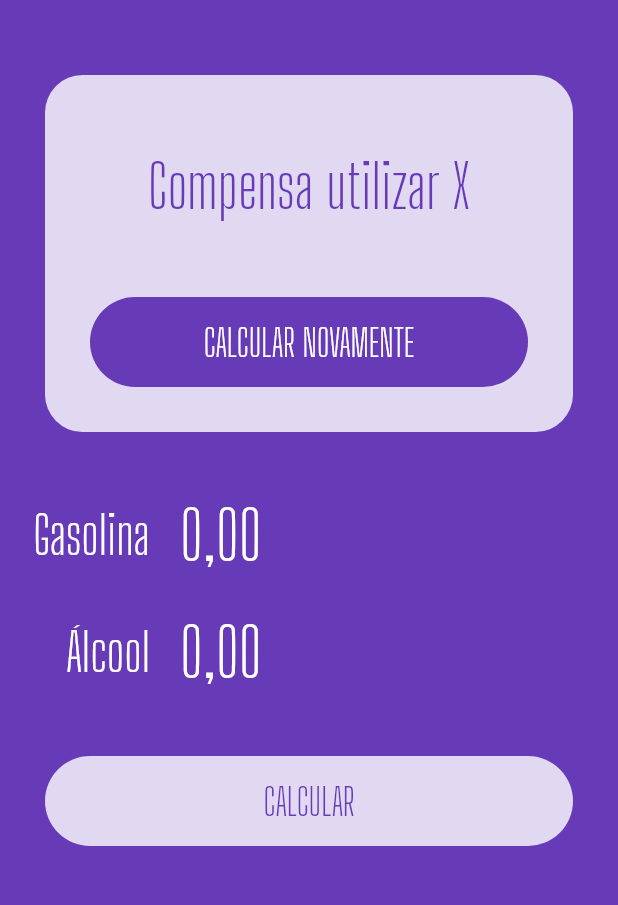
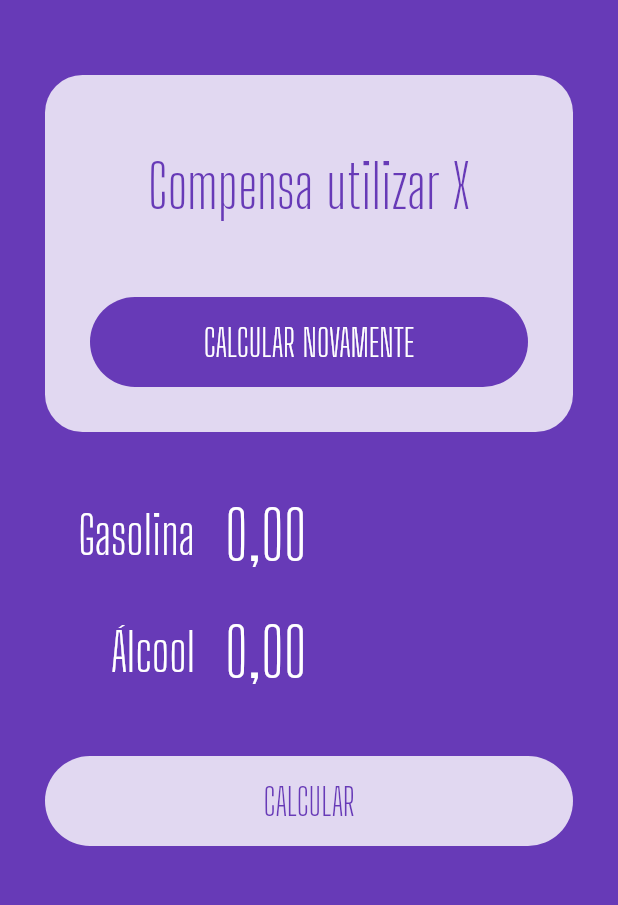
Before and after one commit to tonkunz/alcool-ou-gasolina, a Flutter app: the screen it shows after launch, on a phone screen of 412 x 824 dp, the part 255-1160 px from its top. Run offline on Flutter 3.47's test engine with Material 2 defaults, Android fonts, the phone set to English and light mode, and no system bars; our stand-ins replace flutter_masked_text.

Commit message:
Refactor to the Form Widget

```diff
--- a/lib/main.dart
+++ b/lib/main.dart
@@ -1,6 +1,5 @@
-import 'package:alcoolougasolina/widgets/input.widget.dart';
-import 'package:alcoolougasolina/widgets/loading-button.widget.dart';
 import 'package:alcoolougasolina/widgets/logo.widget.dart';
+import 'package:alcoolougasolina/widgets/submit-form.widget.dart';
 import 'package:alcoolougasolina/widgets/success.widget.dart';
 import 'package:flutter/material.dart';
 import 'package:flutter_masked_text/flutter_masked_text.dart';
@@ -37,20 +36,12 @@ class HomePage extends StatelessWidget {
             reset: (){},
             result: 'Compensa utilizar X',
           ),
-          Input(
-            controller: _gasCtrl,
-            label: "Gasolina",
-          ),
-          Input(
-            controller: _alcoolCtrl,
-            label: "Álcool",
-          ),
-          LoadingButton(
+          SubmitForm(
+            alcCtrl: _alcoolCtrl,
+            gasCtrl: _gasCtrl,
             busy: false,
-            invert: false,
-            func: () {},
-            text: 'CALCULAR'
-          ),
+            submitFunc: (){},
+          )
         ],
       ),
     );
--- /dev/null
+++ b/lib/widgets/submit-form.widget.dart
@@ -0,0 +1,52 @@
+import 'package:flutter/material.dart';
+import 'package:flutter_masked_text/flutter_masked_text.dart';
+import 'input.widget.dart';
+import 'loading-button.widget.dart';
+
+class SubmitForm extends StatelessWidget {
+  var gasCtrl = new MoneyMaskedTextController();
+  var alcCtrl = new MoneyMaskedTextController();
+  var busy = false;
+  Function submitFunc;
+
+  SubmitForm({
+    @required this.gasCtrl,
+    @required this.alcCtrl,
+    @required this.busy,
+    @required this.submitFunc,
+  });
+
+  @override
+  Widget build(BuildContext context) {
+    return Column(
+      children: <Widget>[
+        Padding(
+          padding: EdgeInsets.only(
+            left: 30,
+            right: 30
+          ),
+          child: Input(
+            label: "Gasolina",
+            controller: gasCtrl
+          ),
+        ),
+        Padding(
+          padding: EdgeInsets.only(
+            left: 30,
+            right: 30
+          ),
+          child: Input(
+            label: "Álcool",
+            controller: alcCtrl
+          ),
+        ),
+        LoadingButton(
+          busy: false,
+          invert: false,
+          func: () {},
+          text: 'CALCULAR'
+        ),
+      ],
+    );
+  }
+}
```
